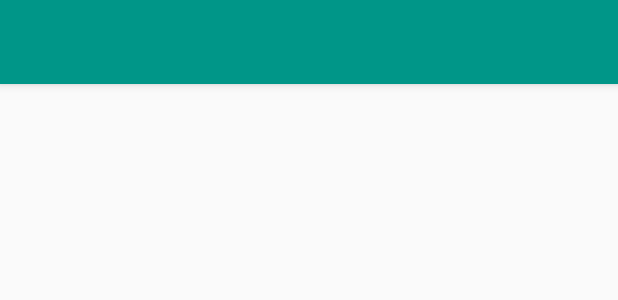
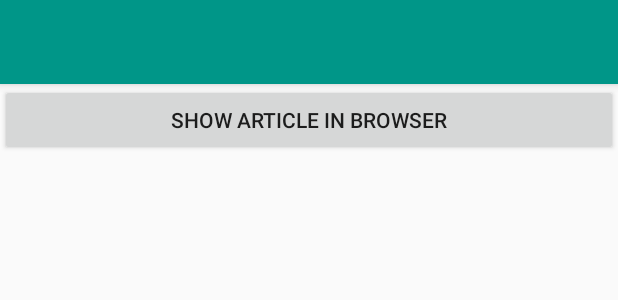
Before and after one commit to ntoson66/NyTimesPlayground, an Android app: the layout activity_article.xml on its own in the app's theme, with its tools: preview values and no code run, on a phone screen of 412 x 824 dp. Shown: the top 300 px of the screen. Run offline under Robolectric (Android 15) with nearby library versions, the phone set to English and light mode, and no system bars.

Commit message:
fix minor issues, UI WIP

```diff
--- a/app/src/main/res/layout/activity_article.xml
+++ b/app/src/main/res/layout/activity_article.xml
@@ -1,9 +1,19 @@
 <?xml version="1.0" encoding="utf-8"?>
-<LinearLayout xmlns:android="http://schemas.android.com/apk/res/android"
-    android:layout_width="match_parent"
-    android:layout_height="match_parent"
-    android:orientation="vertical">
+<layout xmlns:android="http://schemas.android.com/apk/res/android">
 
-    <include layout="@layout/support_appbar" />
+    <LinearLayout
+        android:layout_width="match_parent"
+        android:layout_height="match_parent"
+        android:orientation="vertical">
 
-</LinearLayout>
+        <include layout="@layout/support_appbar" />
+
+        <Button
+            android:id="@+id/article_show_button"
+            android:layout_width="match_parent"
+            android:layout_height="wrap_content"
+            android:text="@string/open_in_browser" />
+
+    </LinearLayout>
+
+</layout>
--- a/app/src/main/res/values/strings.xml
+++ b/app/src/main/res/values/strings.xml
@@ -3,4 +3,5 @@
     <string name="something_went_wrong">Something went wrong</string>
     <string name="tap_to_try_again">Tap to try again</string>
     <string name="something_went_wrong_tap_to_reload">Something went wrong, tap to reload</string>
+    <string name="open_in_browser">Show article in browser</string>
 </resources>
```
Also changed, not shown: app/src/main/java/com/hdeva/nytimes/arch/base/BaseActivity.kt (+11 -7 lines), app/src/main/java/com/hdeva/nytimes/extension/ActivityExt.kt (added, +10 -0 lines), app/src/main/java/com/hdeva/nytimes/ui/article/ArticleActivity.kt (+5 -6 lines), app/src/main/java/com/hdeva/nytimes/ui/article/ArticleActivityPresenter.kt (+23 -1 lines).
